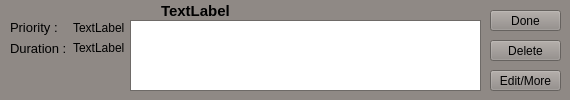
Old version of the form testDesktop/Desktop/taskwidget.ui in the repository sacdallago/it.unibz.inf.sesp.Task.
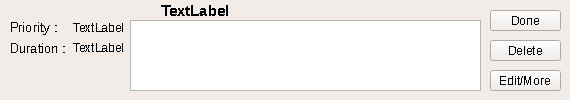
New version of the form.

```diff
--- a/testDesktop/Desktop/taskwidget.ui
+++ b/testDesktop/Desktop/taskwidget.ui
@@ -37,45 +37,45 @@
      <colorrole role="Button">
       <brush brushstyle="SolidPattern">
        <color alpha="255">
-        <red>143</red>
-        <green>137</green>
-        <blue>133</blue>
+        <red>241</red>
+        <green>236</green>
+        <blue>232</blue>
        </color>
       </brush>
      </colorrole>
      <colorrole role="Light">
       <brush brushstyle="SolidPattern">
        <color alpha="255">
-        <red>215</red>
-        <green>206</green>
-        <blue>200</blue>
+        <red>255</red>
+        <green>255</green>
+        <blue>255</blue>
        </color>
       </brush>
      </colorrole>
      <colorrole role="Midlight">
       <brush brushstyle="SolidPattern">
        <color alpha="255">
-        <red>179</red>
-        <green>171</green>
-        <blue>166</blue>
+        <red>248</red>
+        <green>245</green>
+        <blue>243</blue>
        </color>
       </brush>
      </colorrole>
      <colorrole role="Dark">
       <brush brushstyle="SolidPattern">
        <color alpha="255">
-        <red>71</red>
-        <green>68</green>
-        <blue>66</blue>
+        <red>120</red>
+        <green>118</green>
+        <blue>116</blue>
        </color>
       </brush>
      </colorrole>
      <colorrole role="Mid">
       <brush brushstyle="SolidPattern">
        <color alpha="255">
-        <red>95</red>
-        <green>91</green>
-        <blue>89</blue>
+        <red>161</red>
+        <green>157</green>
+        <blue>155</blue>
        </color>
       </brush>
      </colorrole>
@@ -118,9 +118,9 @@
      <colorrole role="Window">
       <brush brushstyle="SolidPattern">
        <color alpha="255">
-        <red>143</red>
-        <green>137</green>
-        <blue>133</blue>
+        <red>241</red>
+        <green>236</green>
+        <blue>232</blue>
        </color>
       </brush>
      </colorrole>
@@ -136,9 +136,9 @@
      <colorrole role="AlternateBase">
       <brush brushstyle="SolidPattern">
        <color alpha="255">
-        <red>199</red>
-        <green>196</green>
-        <blue>194</blue>
+        <red>248</red>
+        <green>245</green>
+        <blue>243</blue>
        </color>
       </brush>
      </colorrole>
@@ -174,45 +174,45 @@
      <colorrole role="Button">
       <brush brushstyle="SolidPattern">
        <color alpha="255">
-        <red>143</red>
-        <green>137</green>
-        <blue>133</blue>
+        <red>241</red>
+        <green>236</green>
+        <blue>232</blue>
        </color>
       </brush>
      </colorrole>
      <colorrole role="Light">
       <brush brushstyle="SolidPattern">
        <color alpha="255">
-        <red>215</red>
-        <green>206</green>
-        <blue>200</blue>
+        <red>255</red>
+        <green>255</green>
+        <blue>255</blue>
        </color>
       </brush>
      </colorrole>
      <colorrole role="Midlight">
       <brush brushstyle="SolidPattern">
        <color alpha="255">
-        <red>179</red>
-        <green>171</green>
-        <blue>166</blue>
+        <red>248</red>
+        <green>245</green>
+        <blue>243</blue>
        </color>
       </brush>
      </colorrole>
      <colorrole role="Dark">
       <brush brushstyle="SolidPattern">
        <color alpha="255">
-        <red>71</red>
-        <green>68</green>
-        <blue>66</blue>
+        <red>120</red>
+        <green>118</green>
+        <blue>116</blue>
        </color>
       </brush>
      </colorrole>
      <colorrole role="Mid">
       <brush brushstyle="SolidPattern">
        <color alpha="255">
-        <red>95</red>
-        <green>91</green>
-        <blue>89</blue>
+        <red>161</red>
+        <green>157</green>
+        <blue>155</blue>
        </color>
       </brush>
      </colorrole>
@@ -255,9 +255,9 @@
      <colorrole role="Window">
       <brush brushstyle="SolidPattern">
        <color alpha="255">
-        <red>143</red>
-        <green>137</green>
-        <blue>133</blue>
+        <red>241</red>
+        <green>236</green>
+        <blue>232</blue>
        </color>
       </brush>
      </colorrole>
@@ -273,9 +273,9 @@
      <colorrole role="AlternateBase">
       <brush brushstyle="SolidPattern">
        <color alpha="255">
-        <red>199</red>
-        <green>196</green>
-        <blue>194</blue>
+        <red>248</red>
+        <green>245</green>
+        <blue>243</blue>
        </color>
       </brush>
      </colorrole>
@@ -302,63 +302,63 @@
      <colorrole role="WindowText">
       <brush brushstyle="SolidPattern">
        <color alpha="255">
-        <red>71</red>
-        <green>68</green>
-        <blue>66</blue>
+        <red>120</red>
+        <green>118</green>
+        <blue>116</blue>
        </color>
       </brush>
      </colorrole>
      <colorrole role="Button">
       <brush brushstyle="SolidPattern">
        <color alpha="255">
-        <red>143</red>
-        <green>137</green>
-        <blue>133</blue>
+        <red>241</red>
+        <green>236</green>
+        <blue>232</blue>
        </color>
       </brush>
      </colorrole>
      <colorrole role="Light">
       <brush brushstyle="SolidPattern">
        <color alpha="255">
-        <red>215</red>
-        <green>206</green>
-        <blue>200</blue>
+        <red>255</red>
+        <green>255</green>
+        <blue>255</blue>
        </color>
       </brush>
      </colorrole>
      <colorrole role="Midlight">
       <brush brushstyle="SolidPattern">
        <color alpha="255">
-        <red>179</red>
-        <green>171</green>
-        <blue>166</blue>
+        <red>248</red>
+        <green>245</green>
+        <blue>243</blue>
        </color>
       </brush>
      </colorrole>
      <colorrole role="Dark">
       <brush brushstyle="SolidPattern">
        <color alpha="255">
-        <red>71</red>
-        <green>68</green>
-        <blue>66</blue>
+        <red>120</red>
+        <green>118</green>
+        <blue>116</blue>
        </color>
       </brush>
      </colorrole>
      <colorrole role="Mid">
       <brush brushstyle="SolidPattern">
        <color alpha="255">
-        <red>95</red>
-        <green>91</green>
-        <blue>89</blue>
+        <red>161</red>
+        <green>157</green>
+        <blue>155</blue>
        </color>
       </brush>
      </colorrole>
      <colorrole role="Text">
       <brush brushstyle="SolidPattern">
        <color alpha="255">
-        <red>71</red>
-        <green>68</green>
-        <blue>66</blue>
+        <red>120</red>
+        <green>118</green>
+        <blue>116</blue>
        </color>
       </brush>
      </colorrole>
@@ -374,27 +374,27 @@
      <colorrole role="ButtonText">
       <brush brushstyle="SolidPattern">
        <color alpha="255">
-        <red>71</red>
-        <green>68</green>
-        <blue>66</blue>
+        <red>120</red>
+        <green>118</green>
+        <blue>116</blue>
        </color>
       </brush>
      </colorrole>
      <colorrole role="Base">
       <brush brushstyle="SolidPattern">
        <color alpha="255">
-        <red>143</red>
-        <green>137</green>
-        <blue>133</blue>
+        <red>241</red>
+        <green>236</green>
+        <blue>232</blue>
        </color>
       </brush>
      </colorrole>
      <colorrole role="Window">
       <brush brushstyle="SolidPattern">
        <color alpha="255">
-        <red>143</red>
-        <green>137</green>
-        <blue>133</blue>
+        <red>241</red>
+        <green>236</green>
+        <blue>232</blue>
        </color>
       </brush>
      </colorrole>
@@ -410,9 +410,9 @@
      <colorrole role="AlternateBase">
       <brush brushstyle="SolidPattern">
        <color alpha="255">
-        <red>143</red>
-        <green>137</green>
-        <blue>133</blue>
+        <red>241</red>
+        <green>236</green>
+        <blue>232</blue>
        </color>
       </brush>
      </colorrole>
@@ -437,6 +437,11 @@
     </disabled>
    </palette>
   </property>
+  <property name="font">
+   <font>
+    <stylestrategy>NoAntialias</stylestrategy>
+   </font>
+  </property>
   <property name="windowTitle">
    <string>Form</string>
   </property>
```
